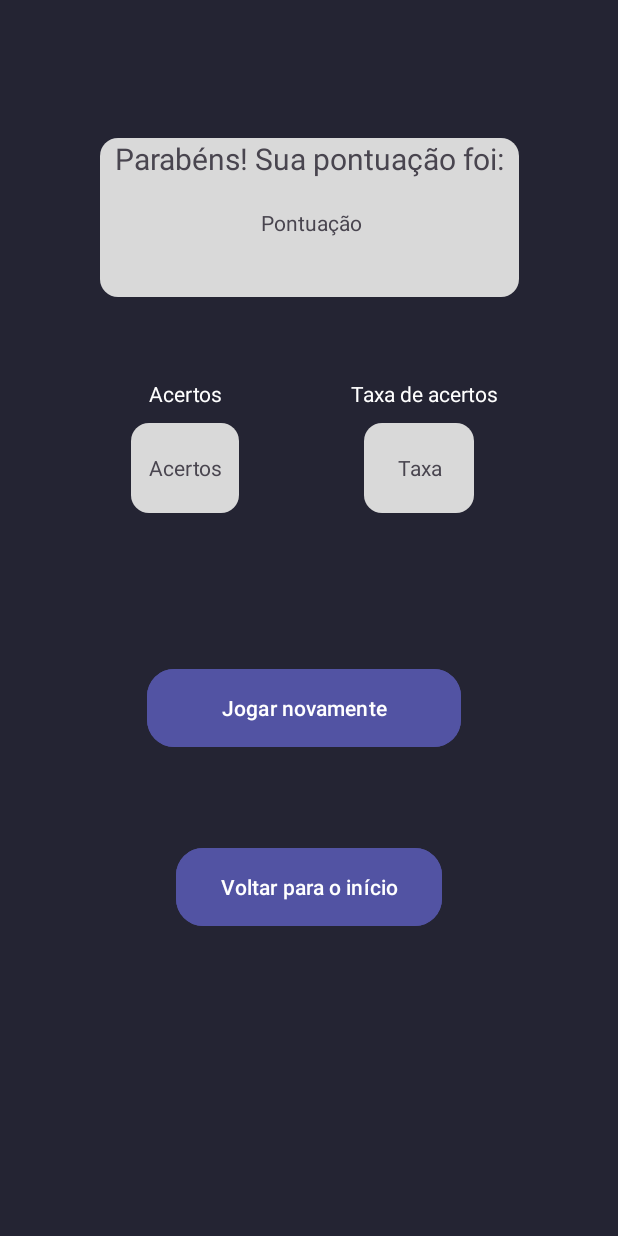
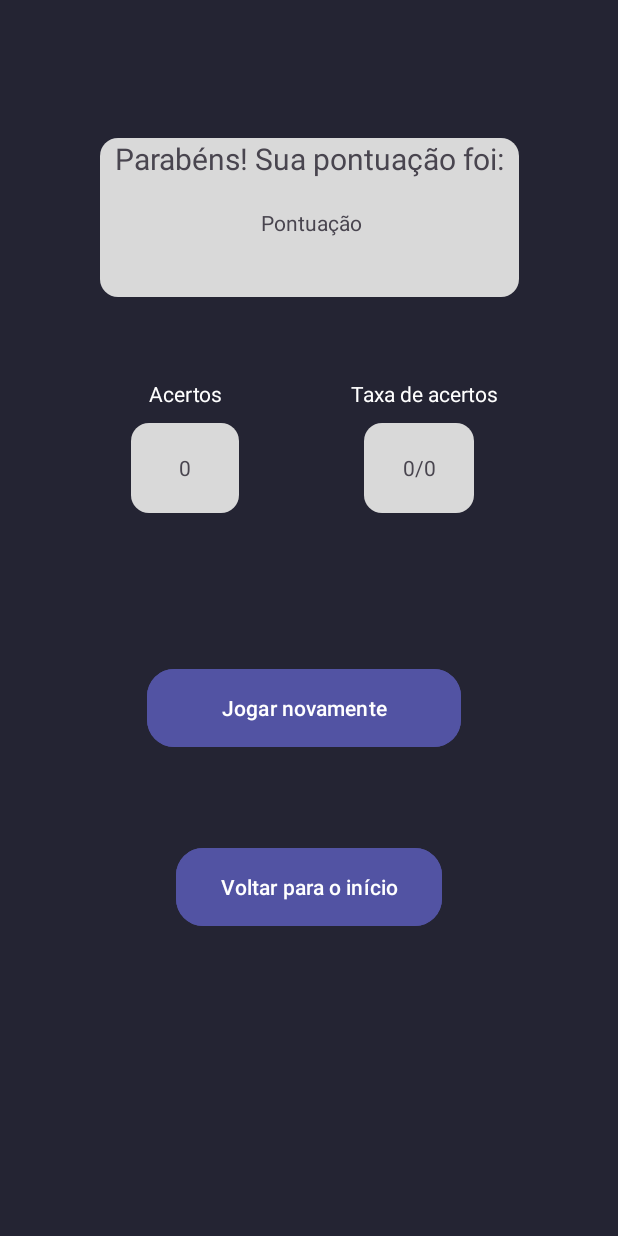
Before and after one commit to YagoThayson/AppPerguntasRespostas, an Android app: the PontuacaoActivity screen opened directly, with no data from a screen before it, on a phone screen of 412 x 824 dp. Run offline under Robolectric (Android 15) with nearby library versions, the phone set to English and light mode, and no system bars; Roboto replaces fonts that are not available here.

Commit message:
tela de pontuação

```diff
--- a/app/src/main/java/com/example/appperguntasrespostas/PerguntasActivity.java
+++ b/app/src/main/java/com/example/appperguntasrespostas/PerguntasActivity.java
@@ -162,7 +162,7 @@ public class PerguntasActivity extends AppCompatActivity {
                     }
 
                     Intent intent = new Intent(PerguntasActivity.this, PontuacaoActivity.class);
-                    intent.putExtra("nome_jogador", nomeJogador);
+                    // intent.putExtra("nome_jogador", nomeJogador);
                     intent.putExtra("acertos", acertos);
                     intent.putExtra("total", listaPerguntas.size());
                     startActivity(intent);
--- a/app/src/main/java/com/example/appperguntasrespostas/PontuacaoActivity.java
+++ b/app/src/main/java/com/example/appperguntasrespostas/PontuacaoActivity.java
@@ -7,6 +7,7 @@ import androidx.appcompat.app.AppCompatActivity;
 import androidx.core.graphics.Insets;
 import androidx.core.view.ViewCompat;
 import androidx.core.view.WindowInsetsCompat;
+import android.widget.TextView;
 
 public class PontuacaoActivity extends AppCompatActivity {
 
@@ -15,6 +16,19 @@ public class PontuacaoActivity extends AppCompatActivity {
         super.onCreate(savedInstanceState);
         EdgeToEdge.enable(this);
         setContentView(R.layout.tela_pontuacao);
+
+        String nome = getIntent().getStringExtra("nome_jogador");
+        int acertos = getIntent().getIntExtra("acertos", 0);
+        int total = getIntent().getIntExtra("total", 0);
+
+        // TextView txtNome = findViewById(R.id.txtNome);
+        TextView Txtacertos = findViewById(R.id.acertos);
+        TextView taxaAcertos = findViewById(R.id.taxa);
+
+        Txtacertos.setText("" + acertos); //Gambiarra
+        taxaAcertos.setText(acertos + "/" + total);
+
+
         ViewCompat.setOnApplyWindowInsetsListener(findViewById(R.id.constraintLayout), (v, insets) -> {
             Insets systemBars = insets.getInsets(WindowInsetsCompat.Type.systemBars());
             v.setPadding(systemBars.left, systemBars.top, systemBars.right, systemBars.bottom);
```
